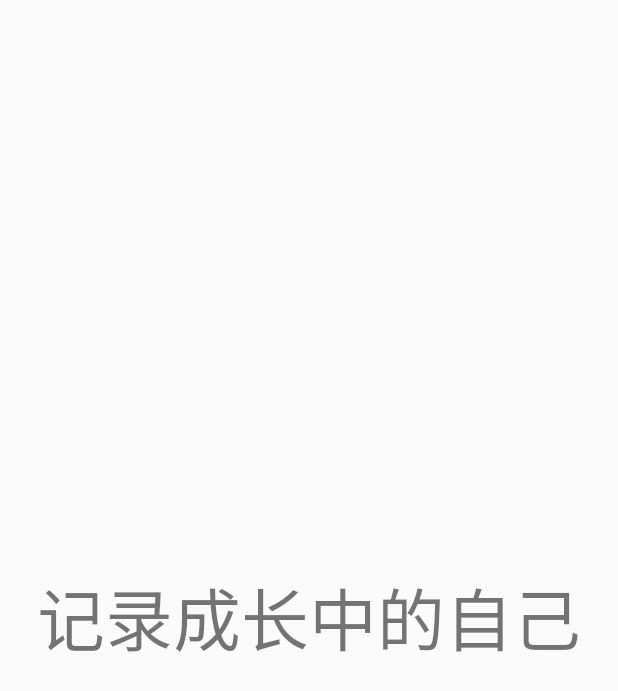
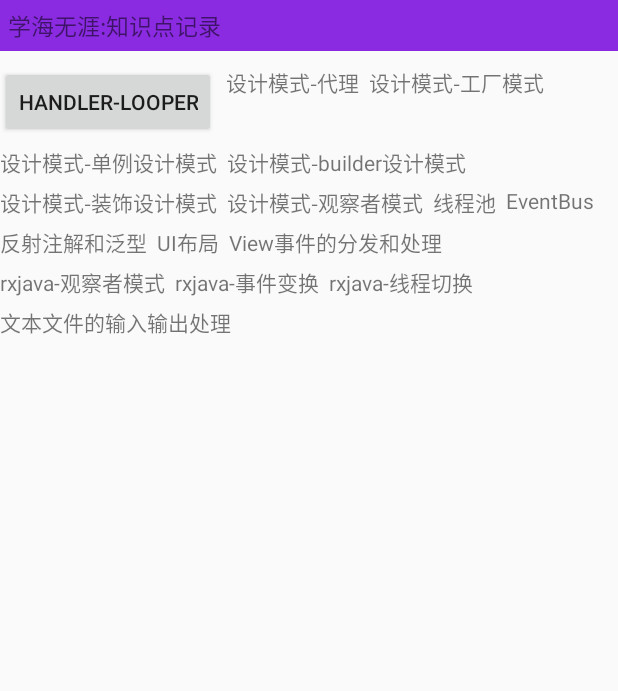
Before and after one commit to zhanfeiyu/Android-Basic-Demo, an Android app: the layout fragment_finding.xml on its own in the app's theme, with its tools: preview values and no code run, on a phone screen of 412 x 824 dp. Shown: the top 691 px of the screen. Run offline under Robolectric (Android 15) with nearby library versions, the phone set to English and light mode, and no system bars.

Commit message:
add customize viewgroup flowlayout demo

```diff
--- /dev/null
+++ b/app/src/main/java/com/mike/demo/customizeview/FlowLayout.java
@@ -0,0 +1,137 @@
+package com.mike.demo.customizeview;
+
+import android.content.Context;
+import android.util.AttributeSet;
+import android.view.View;
+import android.view.ViewGroup;
+
+import java.util.ArrayList;
+import java.util.List;
+
+public class FlowLayout extends ViewGroup {
+    //new FlowLayout
+    public FlowLayout(Context context) {
+        super(context);
+    }
+
+    //xml 里调用: 获取xml时候，xml 使用反射转换为java代码时候，setContentView 之后会反射有两个参数的构造函数
+    public FlowLayout(Context context, AttributeSet attrs) {
+        super(context, attrs);
+    }
+
+    //主题style
+    public FlowLayout(Context context, AttributeSet attrs, int defStyleAttr) {
+        super(context, attrs, defStyleAttr);
+    }
+    int horizontalSpace = 10;
+    int verticalSpace = 8;
+
+    List<List<View>> allLineViews;  //保存信息给布局onLayout时候用
+    List<Integer> allHeight;  //保存信息给布局onLayout时候用
+
+    @Override
+    protected void onMeasure(int widthMeasureSpec, int heightMeasureSpec) {
+        //widthMeasureSpec 哪来的，谁给的，意义是？
+        //onMeasure 是父亲触发的，widthMeasureSpec是给孩子用的，
+        int parentNeedWidth = 0;
+        int parentNeedHeight = 0;
+
+        allLineViews = new ArrayList<>();
+        allHeight = new ArrayList<>();
+
+        int selfWidth = MeasureSpec.getSize(widthMeasureSpec);
+        int selfHeight = MeasureSpec.getSize(heightMeasureSpec);
+
+        List<View> viewsInLine = new ArrayList<>();
+        int widthUsedLine = 0;
+        int lineHeight = 0;
+
+        int padding_left = getPaddingLeft();
+        int padding_right = getPaddingRight();
+        int padding_Top = getPaddingTop();
+        int padding_bottom = getPaddingBottom();
+
+        // 先度量孩子的大小
+        int childCount = getChildCount();
+        for (int i = 0; i < childCount; i++) {   //测量孩子开始
+            View childView = getChildAt(i);
+
+            //LayoutParams是什么？
+            //android:layout_width = "10dp"
+            //android:layout_width = "wrap_content"
+            //android:layout_width = "match_parent"
+            LayoutParams layoutParams = childView.getLayoutParams();  //转换成具体的dimens值
+
+            //MeasureSpec: int数据32位，高两位表示mode：低30位表示size，
+            //mode: EXACTLY： 父容器已经得到自己View确切的大小
+            //mode: AT_MOST： 父容器指定一个大小，孩子不可能超过这个值
+            //mode: UNSPECIFIED：
+
+            int childWidthMeasureSpec = getChildMeasureSpec(widthMeasureSpec, padding_left + padding_right, layoutParams.width);
+            int childHeightMeasureSpec  = getChildMeasureSpec(heightMeasureSpec, padding_bottom + padding_Top, layoutParams.height);
+
+            childView.measure(childWidthMeasureSpec, childHeightMeasureSpec);
+
+            int childMeasureWidth = childView.getMeasuredWidth();
+            int childMeasureHeight = childView.getMeasuredHeight();
+
+            if (widthUsedLine + childMeasureWidth + horizontalSpace > selfWidth) {
+                allLineViews.add(viewsInLine);
+                allHeight.add(lineHeight);
+
+                parentNeedWidth = Math.max(parentNeedWidth, widthUsedLine + horizontalSpace);
+                parentNeedHeight += lineHeight + verticalSpace;
+
+                viewsInLine = new ArrayList<>();
+                widthUsedLine = 0;
+                lineHeight = 0;
+            }
+
+            //如果还没换行摆放
+            viewsInLine.add(childView);
+            widthUsedLine += childMeasureWidth + horizontalSpace;
+            lineHeight = Math.max(lineHeight, childMeasureHeight);
+
+            //不加这一段，会导致丢失最后一行view。
+            if (i == childCount - 1) {
+                allLineViews.add(viewsInLine);
+                allHeight.add(lineHeight);
+
+                parentNeedWidth = Math.max(parentNeedWidth, widthUsedLine + horizontalSpace);
+                parentNeedHeight += lineHeight + verticalSpace;
+            }
+
+        } //测量孩子结束
+
+        int widthMode = MeasureSpec.getMode(widthMeasureSpec);
+        int heightMode = MeasureSpec.getMode(heightMeasureSpec);
+        int width = (widthMode == MeasureSpec.EXACTLY) ? selfWidth : parentNeedWidth;
+        int height = (heightMode == MeasureSpec.EXACTLY) ? selfHeight : parentNeedHeight;
+
+        //再度量自己的大小: 宽，每一行宽的最大值， 高: 所有行高的和。
+        setMeasuredDimension(width, height);
+    }
+
+    @Override
+    protected void onLayout(boolean changed, int l, int t, int r, int b) {
+        int curLeft = getPaddingLeft();
+        int curTop = getPaddingTop();
+
+        for (int i = 0; i < allLineViews.size(); i++) {
+            List<View> lineViews = allLineViews.get(i);
+            int lineHeight = allHeight.get(i);
+            for (int j = 0; j < lineViews.size(); j++) {
+                View view = lineViews.get(j);
+                int left = curLeft;
+                int top = curTop;
+                int right = left + view.getMeasuredWidth();
+                int bottom = top + view.getMeasuredHeight();
+                view.layout(left, top, right, bottom);
+                curLeft = right + horizontalSpace;
+            }
+
+            curLeft = getPaddingLeft();
+            curTop += lineHeight + verticalSpace;
+        }
+    }
+}
--- a/app/src/main/res/layout/fragment_finding.xml
+++ b/app/src/main/res/layout/fragment_finding.xml
@@ -3,14 +3,104 @@
     xmlns:tools="http://schemas.android.com/tools"
     android:layout_width="match_parent"
     android:layout_height="match_parent"
+    android:orientation="vertical"
     tools:context=".ui.mainviewpager.StudyFragment">
 
-    <!-- TODO: Update blank fragment layout -->
     <TextView
         android:layout_width="match_parent"
+        android:layout_height="wrap_content"
+        android:text="学海无涯:知识点记录"
+        android:background="@color/blueviolet"
+        android:textSize="15sp"
+        android:padding="5dp"
+        />
+
+    <com.mike.demo.customizeview.FlowLayout
+        android:layout_width="match_parent"
         android:layout_height="match_parent"
-        android:text="记录成长中的自己"
-        android:textSize="45sp"
-        android:gravity="center"/>
+        android:layout_marginTop="10dp">
+
+        <Button
+            android:layout_width="wrap_content"
+            android:layout_height="wrap_content"
+            android:text="Handler-Looper"/>
+
+        <TextView
+            android:layout_width="wrap_content"
+            android:layout_height="wrap_content"
+            android:text="设计模式-代理"/>
+
+        <TextView
+            android:layout_width="wrap_content"
+            android:layout_height="wrap_content"
+            android:text="设计模式-工厂模式"/>
+
+        <TextView
+            android:layout_width="wrap_content"
+            android:layout_height="wrap_content"
+            android:text="设计模式-单例设计模式"/>
+
+        <TextView
+            android:layout_width="wrap_content"
+            android:layout_height="wrap_content"
+            android:text="设计模式-builder设计模式"/>
+
+        <TextView
+            android:layout_width="wrap_content"
+            android:layout_height="wrap_content"
+            android:text="设计模式-装饰设计模式"/>
+
+        <TextView
+            android:layout_width="wrap_content"
+            android:layout_height="wrap_content"
+            android:text="设计模式-观察者模式"/>
+
+        <TextView
+            android:layout_width="wrap_content"
+            android:layout_height="wrap_content"
+            android:text="线程池"/>
+
+        <TextView
+            android:layout_width="wrap_content"
+            android:layout_height="wrap_content"
+            android:text="EventBus"/>
+
+        <TextView
+            android:layout_width="wrap_content"
+            android:layout_height="wrap_content"
+            android:text="反射注解和泛型"/>
+
+        <TextView
+            android:layout_width="wrap_content"
+            android:layout_height="wrap_content"
+            android:text="UI布局"/>
+
+        <TextView
+            android:layout_width="wrap_content"
+            android:layout_height="wrap_content"
+            android:text="View事件的分发和处理"/>
+
+        <TextView
+            android:layout_width="wrap_content"
+            android:layout_height="wrap_content"
+            android:text="rxjava-观察者模式"/>
+
+        <TextView
+            android:layout_width="wrap_content"
+            android:layout_height="wrap_content"
+            android:text="rxjava-事件变换"/>
+
+        <TextView
+            android:layout_width="wrap_content"
+            android:layout_height="wrap_content"
+            android:text="rxjava-线程切换"/>
+
+        <TextView
+            android:layout_width="wrap_content"
+            android:layout_height="wrap_content"
+            android:text="文本文件的输入输出处理"/>
+
+    </com.mike.demo.customizeview.FlowLayout>
+
 
 </LinearLayout>
```
